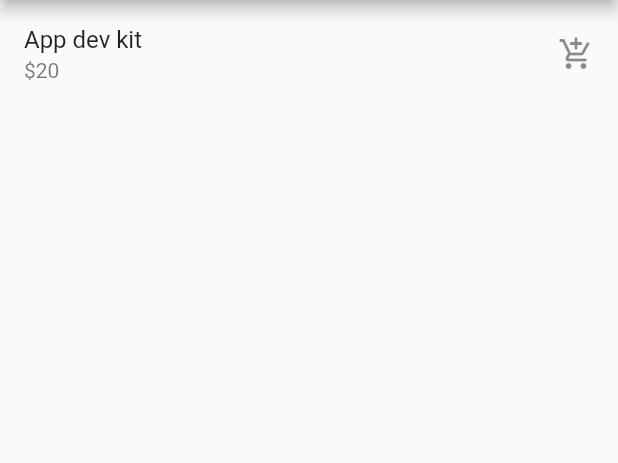
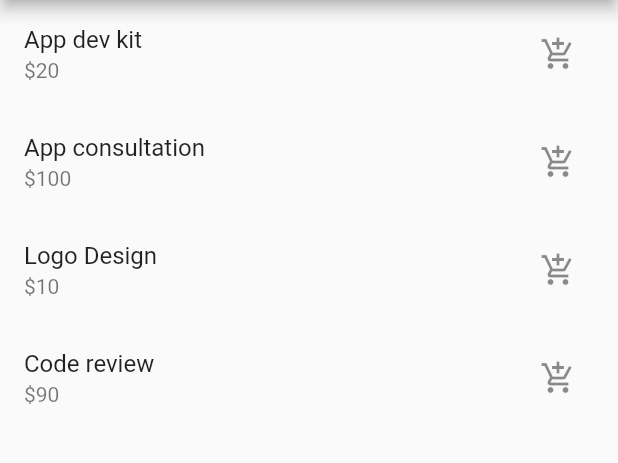
Before and after one commit to vicradon/shopping-cart-app, a Flutter app: the screen it shows after launch, on a phone screen of 412 x 824 dp, the part 84-547 px from its top. Run offline on Flutter 3.47's test engine with Material 2 defaults, Android fonts, the light colour scheme and no system bars.

Commit message:
Completed the app

```diff
--- a/lib/bloc/cart_items_bloc.dart
+++ b/lib/bloc/cart_items_bloc.dart
@@ -1,7 +1,7 @@
 import 'dart:async';
 
 class CartItemsBloc {
-  final cartStreamController = StreamController();
+  final cartStreamController = StreamController.broadcast();
 
   Stream get getStream => cartStreamController.stream;
 
@@ -31,3 +31,5 @@ class CartItemsBloc {
     cartStreamController.close(); // close our StreamController
   }
 }
+
+final bloc = CartItemsBloc();
--- a/lib/pages/items_list.dart
+++ b/lib/pages/items_list.dart
@@ -20,23 +20,28 @@ class ItemsList extends StatelessWidget {
 
 class ItemsListWidget extends StatelessWidget {
   Widget build(BuildContext context) {
-    final bloc = CartItemsBloc();
     return StreamBuilder(
+      initialData: bloc.allItems,
       stream: bloc.getStream,
-      initialData: bloc.allItems,
       builder: (context, snapshot) {
-        return ListView(
-          children: <Widget>[
-            ListTile(
-              title: Text("App dev kit"),
-              subtitle: Text("\$20"),
-              trailing: Icon(Icons.add_shopping_cart),
+        return snapshot.data["shop items"].length > 0 ? ListView.builder(
+          itemCount: snapshot.data["shop items"].length,
+          itemBuilder: (BuildContext context, i) {
+            final shopList = snapshot.data["shop items"];
+            return ListTile(
+              title: Text(shopList[i]['name']),
+              subtitle: Text("\$${shopList[i]['price']}"),
+              trailing: IconButton(
+                icon: Icon(Icons.add_shopping_cart),
+                onPressed: () {
+                  bloc.addToCart(shopList[i]);
+                },
+              ),
               onTap: () {
-                print(snapshot.data);
               },
-            )
-          ],
-        );
+            );
+          },
+        ): Center(child:Text("All items in shop have been taken"));
       },
     );
   }
```
Also changed, not shown: lib/pages/checkout.dart (+45 -0 lines).
